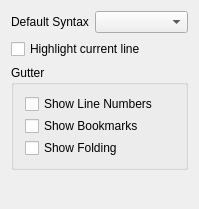
This is resources/ui/configure/editor.ui in prymatex/prymatex as Qt 5 draws it before an edit. The edited form follows.
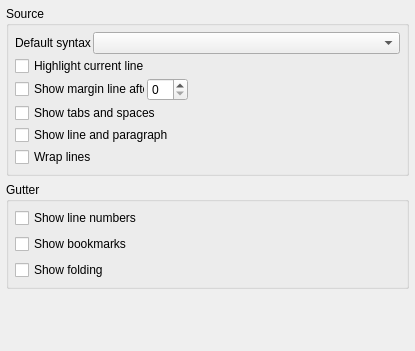
This is the edited form.

```diff
--- a/resources/ui/configure/editor.ui
+++ b/resources/ui/configure/editor.ui
@@ -6,20 +6,35 @@
    <rect>
     <x>0</x>
     <y>0</y>
-    <width>199</width>
-    <height>209</height>
+    <width>415</width>
+    <height>351</height>
    </rect>
   </property>
   <property name="windowTitle">
    <string>Editor</string>
   </property>
   <layout class="QVBoxLayout" name="verticalLayout">
+   <property name="margin">
+    <number>6</number>
+   </property>
+   <item>
+    <widget class="QGroupBox" name="groupBox_2">
+     <property name="title">
+      <string>Source</string>
+     </property>
+     <layout class="QVBoxLayout" name="verticalLayout_3">
+      <property name="spacing">
+       <number>2</number>
+      </property>
+      <property name="margin">
+       <number>6</number>
+      </property>
    <item>
     <layout class="QHBoxLayout" name="horizontalLayout">
      <item>
       <widget class="QLabel" name="labelDefaultSyntax">
        <property name="text">
-        <string>Default Syntax</string>
+           <string>Default syntax</string>
        </property>
       </widget>
      </item>
@@ -43,35 +58,96 @@
     </widget>
    </item>
    <item>
+       <layout class="QHBoxLayout" name="horizontalLayout_2">
+        <item>
+         <widget class="QCheckBox" name="checkBoxHighlight_4">
+          <property name="maximumSize">
+           <size>
+            <width>130</width>
+            <height>16777215</height>
+           </size>
+          </property>
+          <property name="text">
+           <string>Show margin line after</string>
+          </property>
+         </widget>
+        </item>
+        <item>
+         <widget class="QSpinBox" name="spinBox">
+          <property name="maximumSize">
+           <size>
+            <width>50</width>
+            <height>16777215</height>
+           </size>
+          </property>
+         </widget>
+        </item>
+        <item>
+         <spacer name="horizontalSpacer">
+          <property name="orientation">
+           <enum>Qt::Horizontal</enum>
+          </property>
+          <property name="sizeHint" stdset="0">
+           <size>
+            <width>40</width>
+            <height>20</height>
+           </size>
+          </property>
+         </spacer>
+        </item>
+       </layout>
+      </item>
+      <item>
+       <widget class="QCheckBox" name="checkBoxHighlight_2">
+        <property name="text">
+         <string>Show tabs and spaces</string>
+        </property>
+       </widget>
+      </item>
+      <item>
+       <widget class="QCheckBox" name="checkBoxHighlight_3">
+        <property name="text">
+         <string>Show line and paragraph</string>
+        </property>
+       </widget>
+      </item>
+      <item>
+       <widget class="QCheckBox" name="checkBoxFolding_2">
+        <property name="text">
+         <string>Wrap lines</string>
+        </property>
+       </widget>
+      </item>
+     </layout>
+    </widget>
+   </item>
+   <item>
     <widget class="QGroupBox" name="groupBox">
      <property name="title">
       <string>Gutter</string>
      </property>
-     <layout class="QFormLayout" name="formLayout">
-      <property name="horizontalSpacing">
-       <number>2</number>
+     <layout class="QVBoxLayout" name="verticalLayout_2">
+      <property name="margin">
+       <number>6</number>
       </property>
-      <property name="verticalSpacing">
-       <number>2</number>
-      </property>
-      <item row="0" column="1">
+      <item>
        <widget class="QCheckBox" name="checkBoxLineNumbers">
         <property name="text">
-         <string>Show Line Numbers</string>
+         <string>Show line numbers</string>
         </property>
        </widget>
       </item>
-      <item row="1" column="1">
+      <item>
        <widget class="QCheckBox" name="checkBoxBookmarks">
         <property name="text">
-         <string>Show Bookmarks</string>
+         <string>Show bookmarks</string>
         </property>
        </widget>
       </item>
-      <item row="2" column="1">
+      <item>
        <widget class="QCheckBox" name="checkBoxFolding">
         <property name="text">
-         <string>Show Folding</string>
+         <string>Show folding</string>
         </property>
        </widget>
       </item>
```
Lines whose indentation alone changed are shown as unchanged.
